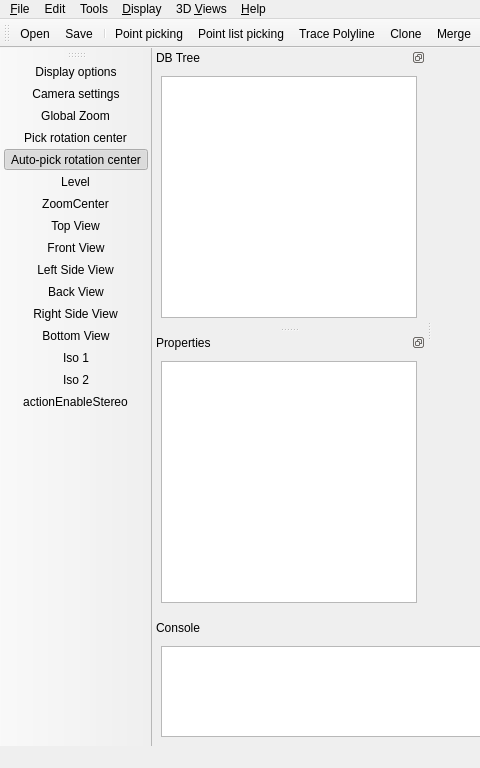
The window that qCC/ui_templates/mainWindow.ui (CloudCompare/CloudCompare) describes before a commit, drawn with Qt 5; both pictures show x 0 to 480 and y 0 to 768 of the 1024 by 768 pixel window.
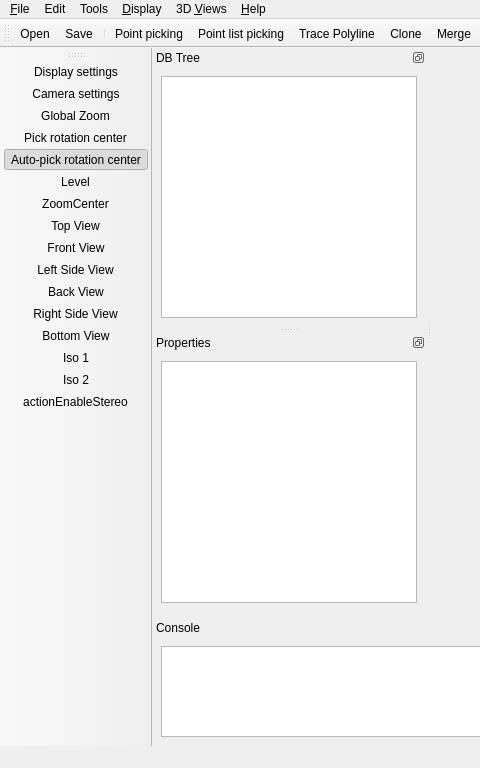
The same window after the commit. Icons and pictures are not drawn. Custom widgets are drawn as their Qt base class.

Diff of the .ui file:
```diff
--- a/qCC/ui_templates/mainWindow.ui
+++ b/qCC/ui_templates/mainWindow.ui
@@ -851,7 +851,7 @@
      <normaloff>:/CC/images/ccSettings.png</normaloff>:/CC/images/ccSettings.png</iconset>
    </property>
    <property name="text">
-    <string>Display options</string>
+    <string>Display settings</string>
    </property>
    <property name="toolTip">
     <string>Set various display options</string>
```
Left out of the diff: 8 changed lines with no effect on the pictures.
